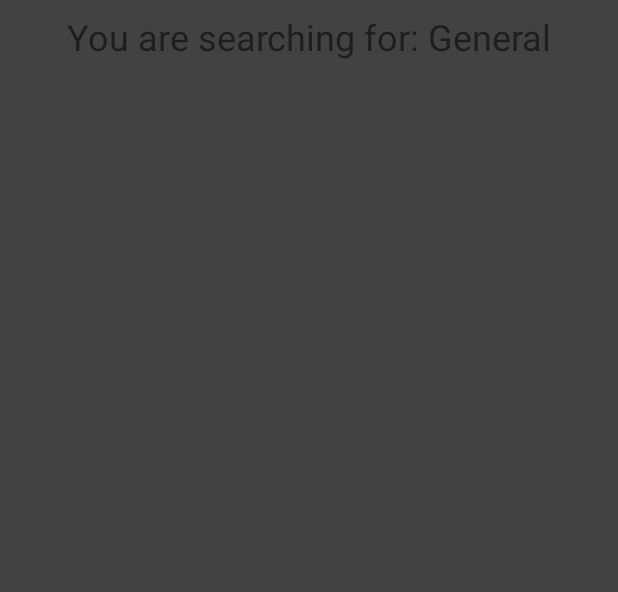
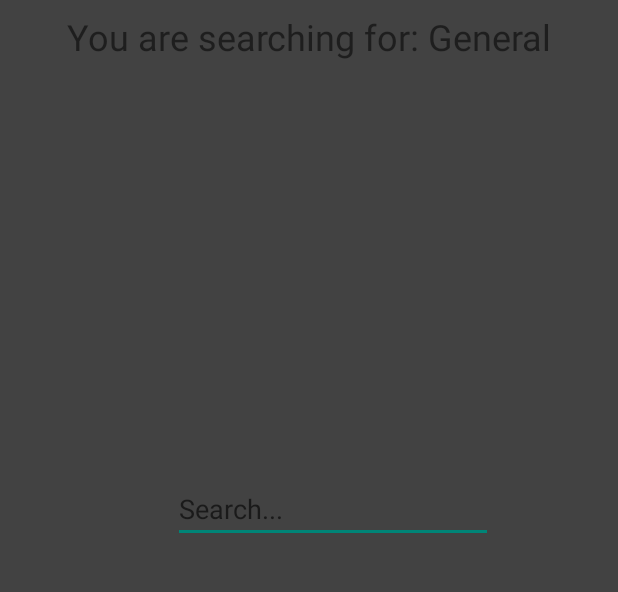
Before and after one commit to doylej35/WorkMate, an Android app: the screen it shows after launch (MainActivity), after a tap on "Search", on a phone screen of 412 x 824 dp, the part 87-679 px from its top. Run offline under Robolectric (Android 15) with nearby library versions, the phone set to English and light mode, and no system bars; our stand-ins replace Firebase (no records; nobody signed in at launch, a user with empty details on screens opened directly); 1 other tap on this screen came first.

Commit message:
Fixed some of the bugs relating to searching database. Put some code into search fragment

```diff
--- a/app/src/main/java/com/example/workmate/DatabaseHelper.java
+++ b/app/src/main/java/com/example/workmate/DatabaseHelper.java
@@ -17,7 +17,7 @@ import androidx.annotation.Nullable;
 public class DatabaseHelper extends SQLiteOpenHelper {
 
     //name of the database is defined here
-    public static String DATABASE_NAME = "workmate_database.db";
+    public static String DATABASE_NAME = "workmate_db.db";
     //declarations of the client table columns(ie data points)
     public static final String TABLE_CLIENT = "CLIENT_TABLE";
     public static final String COLUMN_CLIENT_FNAME = "CLIENT_FNAME";
@@ -154,15 +154,17 @@ public class DatabaseHelper extends SQLiteOpenHelper {
         return supplierModelArrayList;
     }
 
+
     //sorts the data by service
     public ArrayList<SupplierModel> search(String input){
 
         SQLiteDatabase db = this.getReadableDatabase();
+
         Cursor search = db.rawQuery("SELECT * FROM " + TABLE_SUPPLIER + " WHERE " + COLUMN_SUPPLIER_SERVICE + " LIKE " + "'" + input + "'", null);
 
         ArrayList<SupplierModel> services = new ArrayList<>();
 
-        if(search.moveToFirst()){
+        if(search.moveToFirst()) {
             do {
                 services.add(new SupplierModel(search.getInt(0),
                         search.getString(1),
@@ -171,9 +173,12 @@ public class DatabaseHelper extends SQLiteOpenHelper {
                         search.getString(4),
                         search.getString(5),
                         search.getString(6)));
-            }while(search.moveToNext());
+            } while (search.moveToNext());
+        }else {
+            Log.d("CREATION", "NO DATA TO LOOK AT IN SEARCH FUNCTION");
         }
         search.close();
         return services;
     }
+
 }
--- a/app/src/main/java/com/example/workmate/HomeFragment.java
+++ b/app/src/main/java/com/example/workmate/HomeFragment.java
@@ -4,14 +4,18 @@ import android.os.Bundle;
 import android.view.LayoutInflater;
 import android.view.View;
 import android.view.ViewGroup;
+import android.widget.Button;
 
 import androidx.annotation.Nullable;
 import androidx.fragment.app.Fragment;
 
 public class HomeFragment extends Fragment {
 
+
+
     @Nullable
     public View onCreateView(LayoutInflater inflater, @Nullable ViewGroup container, @Nullable Bundle savedInstanceState) {
+
         return inflater.inflate(R.layout.fragment_home, container, false);
     }
 }
--- a/app/src/main/java/com/example/workmate/LoginFragment.java
+++ b/app/src/main/java/com/example/workmate/LoginFragment.java
@@ -4,6 +4,7 @@ import android.os.Bundle;
 import android.view.LayoutInflater;
 import android.view.View;
 import android.view.ViewGroup;
+import android.widget.Button;
 
 import androidx.annotation.Nullable;
 import androidx.fragment.app.Fragment;
@@ -12,6 +13,9 @@ public class LoginFragment extends Fragment {
 
     @Nullable
     public View onCreateView(LayoutInflater inflater, @Nullable ViewGroup container, @Nullable Bundle savedInstanceState){
+
+
+
         return inflater.inflate(R.layout.fragment_login,  container, false);
     }
 }
--- a/app/src/main/java/com/example/workmate/SearchFragment.java
+++ b/app/src/main/java/com/example/workmate/SearchFragment.java
@@ -1,13 +1,20 @@
 package com.example.workmate;
 
 import android.os.Bundle;
+import android.util.Log;
 import android.view.LayoutInflater;
 import android.view.View;
 import android.view.ViewGroup;
+import android.widget.EditText;
 import android.widget.TextView;
+import android.widget.Toast;
 
 import androidx.annotation.Nullable;
 import androidx.fragment.app.Fragment;
+
+import java.util.ArrayList;
+import java.util.List;
+import java.util.zip.Inflater;
 
 public class SearchFragment extends Fragment {
 
@@ -22,10 +29,30 @@ public class SearchFragment extends Fragment {
          return fragment;
     }
 
+
     @Nullable
     public View onCreateView(LayoutInflater inflater, @Nullable ViewGroup container, @Nullable Bundle savedInstanceState){
         View v = inflater.inflate(R.layout.fragment_search,  container, false);
         TextView textView = v.findViewById(R.id.search_prompt);
+
+        ViewGroup root = (ViewGroup) inflater.inflate(R.layout.fragment_search, null);
+        EditText searchInput = root.findViewById(R.id.searchInput);
+      //  Log.d("CREATION", String.searchInput);
+
+        //creating a list of suppliers using the search function
+        DatabaseHelper databaseHelper= new DatabaseHelper(getActivity());
+        List<SupplierModel> suppliers = databaseHelper.search(searchInput.toString());
+        if(suppliers.size()>0) {
+            //showing search results in a toast
+            Toast.makeText(getActivity(), suppliers.toString(), Toast.LENGTH_SHORT).show();
+
+            //showing search results in logcat
+            Log.d("CREATION", String.valueOf(suppliers.get(0)));
+        } else {
+            //if there is nothing of this type in the database make a toast
+            Toast.makeText(getActivity(), "No suppliers of this kind", Toast.LENGTH_SHORT).show();
+            Log.d("CREATION", "NO SUPPLIERS OF THIS KIND");
+        }
 
         if (getArguments() != null){
             text = getArguments().getString("ARG_TEXT");
--- a/app/src/main/res/layout/activity_main.xml
+++ b/app/src/main/res/layout/activity_main.xml
@@ -21,9 +21,7 @@
         <FrameLayout
             android:id="@+id/frame_container"
             android:layout_width="match_parent"
-            android:layout_height="732dp">
-
-        </FrameLayout>
+            android:layout_height="732dp"/>
 
     </LinearLayout>
 
--- a/app/src/main/res/layout/fragment_search.xml
+++ b/app/src/main/res/layout/fragment_search.xml
@@ -2,6 +2,7 @@
 <androidx.constraintlayout.widget.ConstraintLayout
     xmlns:android="http://schemas.android.com/apk/res/android"
     xmlns:app="http://schemas.android.com/apk/res-auto"
+    xmlns:tools="http://schemas.android.com/tools"
     android:layout_width="match_parent"
     android:layout_height="match_parent"
     android:background="@color/cardview_dark_background">
@@ -17,4 +18,21 @@
         app:layout_constraintStart_toStartOf="parent"
         app:layout_constraintTop_toTopOf="parent" />
 
+    <EditText
+        android:id="@+id/searchInput"
+        android:layout_width="wrap_content"
+        android:layout_height="wrap_content"
+        android:layout_marginStart="117dp"
+        android:layout_marginTop="316dp"
+        android:layout_marginEnd="85dp"
+        android:layout_marginBottom="370dp"
+        android:autofillHints=""
+        android:ems="10"
+        android:hint="@string/search"
+        android:inputType="textPersonName"
+        app:layout_constraintBottom_toBottomOf="parent"
+        app:layout_constraintEnd_toEndOf="parent"
+        app:layout_constraintStart_toStartOf="parent"
+        app:layout_constraintTop_toTopOf="parent" />
+
 </androidx.constraintlayout.widget.ConstraintLayout>
--- a/app/src/main/res/values/strings.xml
+++ b/app/src/main/res/values/strings.xml
@@ -66,5 +66,8 @@
     <!-- TODO: Remove or change this placeholder text -->
     <string name="hello_blank_fragment">Hello blank fragment</string>
     <string name="view_suppliers">View Suppliers</string>
+    <string name="viewdata">ViewData</string>
+    <string name="search">Search...</string>
+
 
 </resources>
```
Also changed, not shown: app/src/main/java/com/example/workmate/MainActivity.java (+15 -6 lines), app/src/main/assets/database/workmate_database.db (added).
